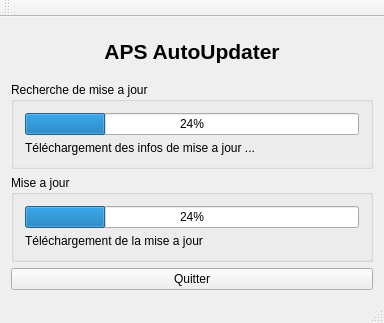
The window that client/updaterwindow.ui (daemonaps/WowUpdater) describes before a commit, drawn with Qt 5.
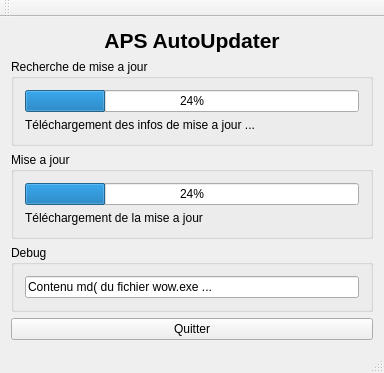
The same window after the commit.

What changed in the file:
```diff
--- a/client/updaterwindow.ui
+++ b/client/updaterwindow.ui
@@ -72,13 +72,29 @@
       </layout>
      </widget>
     </item>
-    <item row="3" column="0">
+    <item row="4" column="0">
      <widget class="QPushButton" name="pushButton">
       <property name="text">
        <string>Quitter</string>
       </property>
      </widget>
     </item>
+    <item row="3" column="0">
+     <widget class="QGroupBox" name="groupBox_3">
+      <property name="title">
+       <string>Debug</string>
+      </property>
+      <layout class="QVBoxLayout" name="verticalLayout_3">
+       <item>
+        <widget class="QLineEdit" name="md5_wow">
+         <property name="text">
+          <string>Contenu md( du fichier wow.exe ...</string>
+         </property>
+        </widget>
+       </item>
+      </layout>
+     </widget>
+    </item>
    </layout>
   </widget>
   <widget class="QMenuBar" name="menuBar">
```
Left out of the diff: 2 changed lines with no effect on the pictures.
